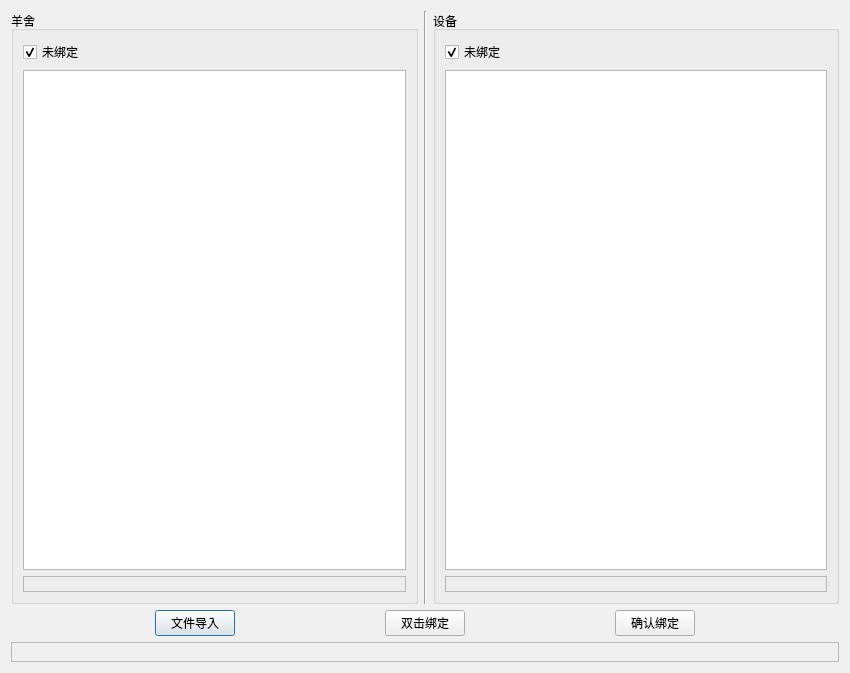
First picture: the form in Goat/housebindingdialog.ui, repository po-ppy/NewGoat, before the edit.
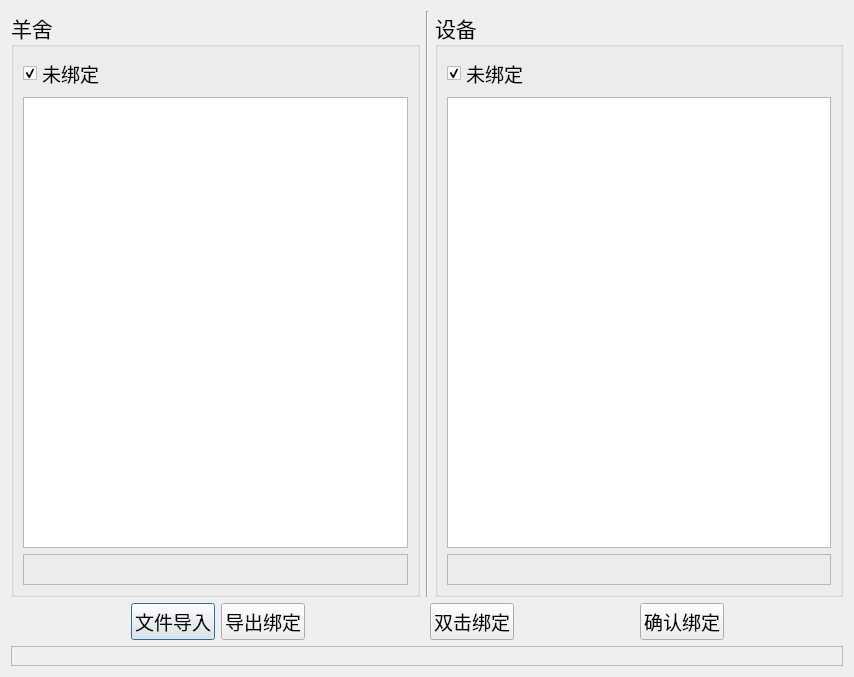
Second picture: the form after the edit.

Commit message: 导出sql和 BUG修复

The edit to the form file:
```diff
--- a/Goat/housebindingdialog.ui
+++ b/Goat/housebindingdialog.ui
@@ -6,8 +6,8 @@
    <rect>
     <x>0</x>
     <y>0</y>
-    <width>850</width>
-    <height>673</height>
+    <width>854</width>
+    <height>677</height>
    </rect>
   </property>
   <property name="windowTitle">
@@ -18,12 +18,24 @@
     <layout class="QHBoxLayout" name="horizontalLayout_3">
      <item>
       <widget class="QGroupBox" name="groupBox_3">
+       <property name="font">
+        <font>
+         <family>黑体</family>
+         <pointsize>16</pointsize>
+        </font>
+       </property>
        <property name="title">
         <string>羊舍</string>
        </property>
        <layout class="QVBoxLayout" name="verticalLayout_3">
         <item>
          <widget class="QCheckBox" name="houseCheckBox">
+          <property name="font">
+           <font>
+            <family>微软雅黑</family>
+            <pointsize>14</pointsize>
+           </font>
+          </property>
           <property name="text">
            <string>未绑定</string>
           </property>
@@ -34,6 +46,12 @@
         </item>
         <item>
          <widget class="QTableView" name="houseTableView">
+          <property name="font">
+           <font>
+            <family>微软雅黑</family>
+            <pointsize>14</pointsize>
+           </font>
+          </property>
           <attribute name="verticalHeaderVisible">
            <bool>false</bool>
           </attribute>
@@ -67,12 +85,24 @@
      </item>
      <item>
       <widget class="QGroupBox" name="groupBox_4">
+       <property name="font">
+        <font>
+         <family>黑体</family>
+         <pointsize>16</pointsize>
+        </font>
+       </property>
        <property name="title">
         <string>设备</string>
        </property>
        <layout class="QVBoxLayout" name="verticalLayout_4">
         <item>
          <widget class="QCheckBox" name="houseDeviceCheckBox">
+          <property name="font">
+           <font>
+            <family>微软雅黑</family>
+            <pointsize>14</pointsize>
+           </font>
+          </property>
           <property name="text">
            <string>未绑定</string>
           </property>
@@ -83,6 +113,12 @@
         </item>
         <item>
          <widget class="QTableView" name="houseDeviceTableView">
+          <property name="font">
+           <font>
+            <family>微软雅黑</family>
+            <pointsize>14</pointsize>
+           </font>
+          </property>
           <attribute name="verticalHeaderVisible">
            <bool>false</bool>
           </attribute>
@@ -120,11 +156,30 @@
      </item>
      <item>
       <widget class="QPushButton" name="selectFileButton_2">
+       <property name="font">
+        <font>
+         <family>微软雅黑</family>
+         <pointsize>14</pointsize>
+        </font>
+       </property>
        <property name="text">
         <string>文件导入</string>
        </property>
       </widget>
      </item>
+     <item>
+      <widget class="QPushButton" name="exportButton">
+       <property name="font">
+        <font>
+         <family>微软雅黑</family>
+         <pointsize>14</pointsize>
+        </font>
+       </property>
+       <property name="text">
+        <string>导出绑定</string>
+       </property>
+      </widget>
+     </item>
      <item>
       <spacer name="horizontalSpacer_6">
        <property name="orientation">
@@ -140,6 +195,12 @@
      </item>
      <item>
       <widget class="QPushButton" name="doubleButton_2">
+       <property name="font">
+        <font>
+         <family>微软雅黑</family>
+         <pointsize>14</pointsize>
+        </font>
+       </property>
        <property name="text">
         <string>双击绑定</string>
        </property>
@@ -160,6 +221,12 @@
      </item>
      <item>
       <widget class="QPushButton" name="confirmButton_2">
+       <property name="font">
+        <font>
+         <family>微软雅黑</family>
+         <pointsize>14</pointsize>
+        </font>
+       </property>
        <property name="text">
         <string>确认绑定</string>
        </property>
```
The commit also changes 31 other files.
